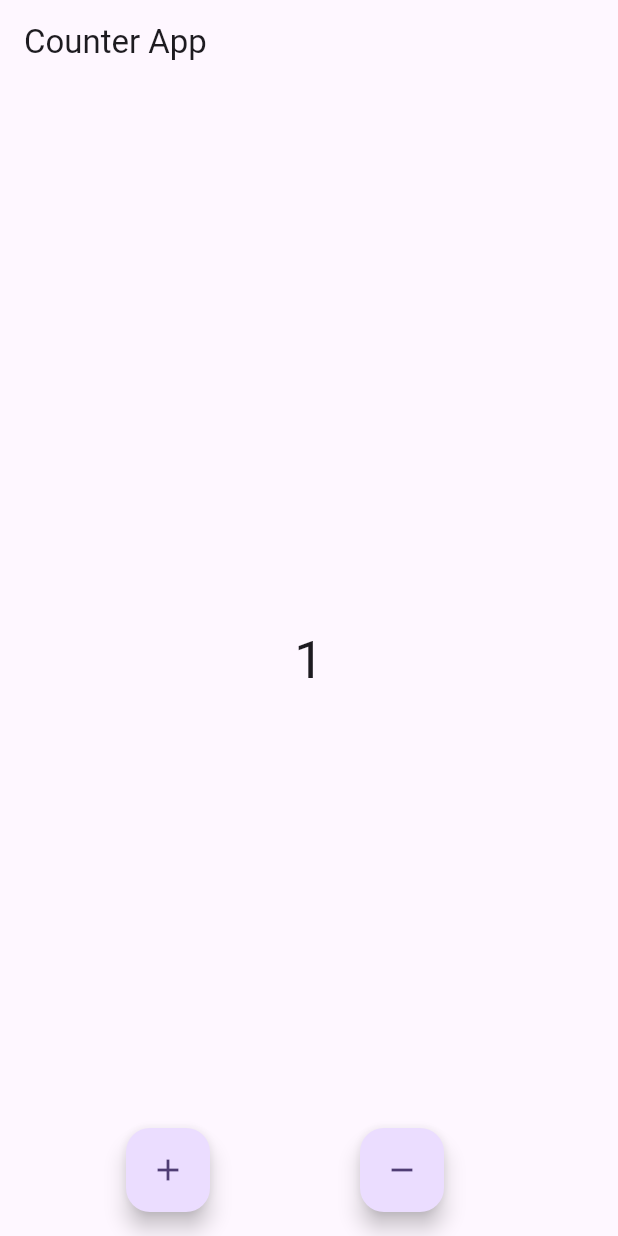
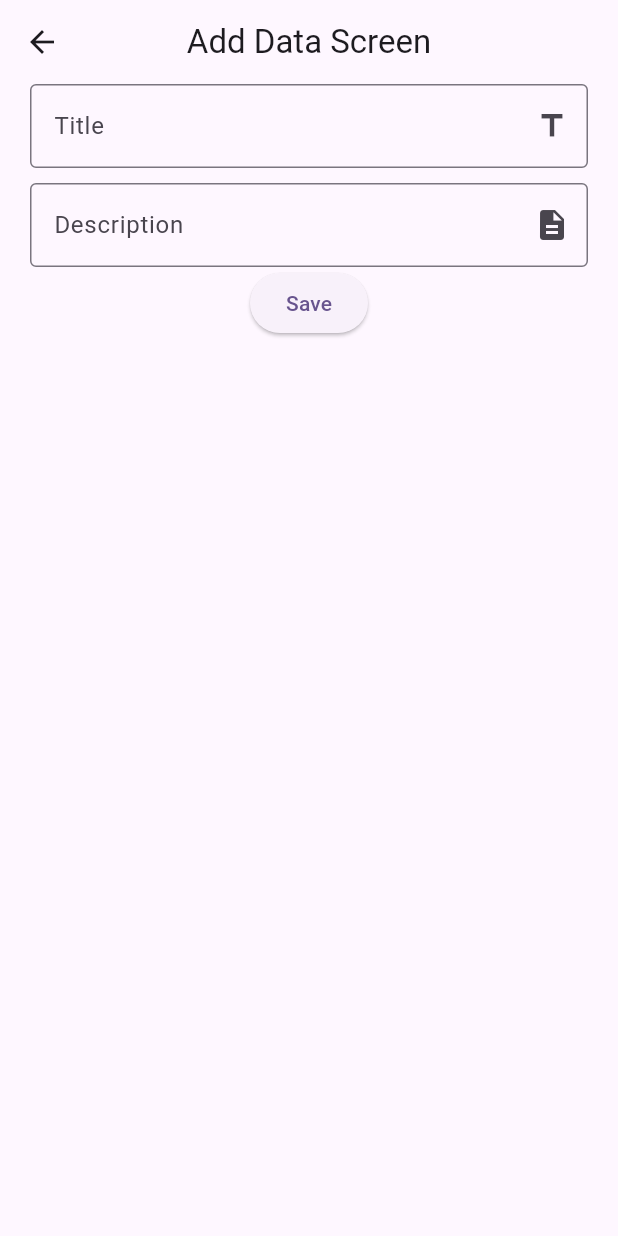
Before and after one commit to gokulIosDev/bloc_Counter_StateManagement, a Flutter app: the screen it shows after launch, after a tap on the "add" icon, on a phone screen of 412 x 824 dp. Run offline on Flutter 3.47's test engine with Material 3 defaults, Android fonts, the light colour scheme and no system bars; our stand-ins replace flutter_bloc, sqflite; accounts and stored records are empty.

Commit message:
blocb counter increment and decrement and dataBase

```diff
--- /dev/null
+++ b/lib/dataBase/dataHelper.dart
@@ -0,0 +1,62 @@
+import 'dart:developer';
+
+import 'package:bloc_sample_project/models/noteModel.dart';
+import 'package:path_provider/path_provider.dart';
+import 'package:sqflite/sqflite.dart';
+
+
+class DbHelper {
+  static final DbHelper db = DbHelper(); // Singleton Class
+  Database? _database;
+  var tableName = "note";
+  var columnId = "note_Id";
+  var columnTitle = "Note_title";
+  var columnDescription = "Note_Description";
+
+  Future<Database> getDb() async {
+    if (_database != null) {
+      return _database!;
+    } else {
+      return await initDb();
+    }
+  }
+
+  Future<Database> initDb() async {
+    var directory =
+    await getApplicationDocumentsDirectory(); // this is help to create the empty path for dataBase creation
+    await directory.create(
+        recursive:
+        true); //this is help to avoid create the new dataBase while we add the new data
+    var path = directory.path + "notesdb.db";
+    return await openDatabase(path, version: 1,onCreate: (db,version){ // version 1 means latest version
+      db.execute("create table $tableName ($columnId integer primary key autoincrement, $columnTitle text, $columnDescription text)");
+    });
+  }
+
+  Future<bool> addNotes(NoteModels newModel) async {
+    var db = await getDb();
+    int rowEffected = await db.insert(tableName, newModel.toMap());
+    log(rowEffected.toString());
+    return rowEffected > 0;
+  }
+
+  Future<List<NoteModels>> fetchNotes()async {
+    var db = await getDb();
+    List<Map<String,dynamic>> notes = await db.query(tableName);
+    List<NoteModels>listNotes = [];
+    for(Map<String,dynamic>noteModel in notes){
+      NoteModels getNotes = NoteModels.fromMap(noteModel);
+      listNotes.add(getNotes);
+    }
+    return listNotes;
+  }
+
+
+// add(String titles,String descri)async {
+//   var db = await getDb();
+//   db.insert(tableName, {
+//     columnTitle : titles,
+//     columnDescription : descri
+//   });
+// }
+}
--- a/lib/main.dart
+++ b/lib/main.dart
@@ -1,5 +1,8 @@
 import 'package:bloc_sample_project/bloc/counterBloc.dart';
 import 'package:bloc_sample_project/counterApp.dart';
+import 'package:bloc_sample_project/dataBase/dataHelper.dart';
+import 'package:bloc_sample_project/repository/screens/blocs/notebloc.dart';
+import 'package:bloc_sample_project/repository/screens/notesApp.dart';
 import 'package:flutter/material.dart';
 import 'package:flutter_bloc/flutter_bloc.dart';
 
@@ -13,16 +16,22 @@ class MyApp extends StatelessWidget {
   // This widget is the root of your application.
   @override
   Widget build(BuildContext context) {
-    return BlocProvider(
-      create: (context)=>CounterBloc(),
+    return MultiBlocProvider(
+      providers: [
+        BlocProvider(create: (_) =>CounterBloc(),
+        ),
+        BlocProvider(create: (_) =>NoteBloc(db_helper: DbHelper.db),
+        )
+      ],
       child: MaterialApp(
+        debugShowCheckedModeBanner: false,
         title: 'Flutter Demo',
         theme: ThemeData(
 
           colorScheme: ColorScheme.fromSeed(seedColor: Colors.deepPurple),
           useMaterial3: true,
         ),
-        home: CounterApp()
+        home: NotesApp()
       ),
     );
   }
--- /dev/null
+++ b/lib/models/noteModel.dart
@@ -0,0 +1,26 @@
+
+
+import 'package:bloc_sample_project/dataBase/dataHelper.dart';
+
+class NoteModels {
+  int? noteid;
+  String title;
+  String desc;
+
+  NoteModels({required this.desc, required this.title, this.noteid});
+
+  factory NoteModels.fromMap(Map<String, dynamic> mapdata) {
+    return NoteModels(
+        desc: mapdata[DbHelper.db.columnDescription],
+        title: mapdata[DbHelper.db.columnTitle],
+        noteid: mapdata[DbHelper.db.columnId]);
+  }
+
+  Map<String, dynamic> toMap() {
+    return {
+      DbHelper.db.columnTitle: title,
+      DbHelper.db.columnDescription: desc,
+      DbHelper.db.columnId: noteid
+    };
+  }
+}
--- /dev/null
+++ b/lib/repository/screens/adddatascreen.dart
@@ -0,0 +1,51 @@
+import 'dart:developer';
+
+import 'package:bloc_sample_project/models/noteModel.dart';
+import 'package:bloc_sample_project/repository/screens/blocs/noteEvents.dart';
+import 'package:bloc_sample_project/repository/screens/blocs/notebloc.dart';
+import 'package:bloc_sample_project/repository/screens/notesApp.dart';
+import 'package:bloc_sample_project/widgets/uihelper.dart';
+import 'package:flutter/material.dart';
+import 'package:flutter_bloc/flutter_bloc.dart';
+
+class AddDataScreen extends StatelessWidget {
+  TextEditingController titleController = TextEditingController();
+  TextEditingController descriptionController = TextEditingController();
+
+  @override
+  Widget build(BuildContext context) {
+    return Scaffold(
+      appBar: AppBar(
+        title: const Text("Add Data Screen"),
+        centerTitle: true,
+      ),
+      body: Column(
+        children: [
+          UiHelper.customTextField(
+              titleController, "Enter Title", "Title", Icons.title),
+          const SizedBox(
+            height: 10,
+          ),
+          UiHelper.customTextField(descriptionController, "Enter desc",
+              "Description", Icons.description),
+          ElevatedButton(
+              onPressed: () {
+                addData(titleController.text.toString(),
+                    descriptionController.text.toString(), context);
+                Navigator.pop(context);
+              },
+              child: const Text("Save"))
+        ],
+      ),
+    );
+  }
+
+  addData(String title, String desc, BuildContext context) {
+    if (title == "" || desc == "") {
+      log("Enter Required Field");
+    } else {
+      BlocProvider.of<NoteBloc>(context)
+          .add(AddNotesEvents(newNote: NoteModels(desc: desc, title: title)));
+    }
+  }
+}
--- /dev/null
+++ b/lib/repository/screens/blocs/noteEvents.dart
@@ -0,0 +1,26 @@
+import 'package:bloc_sample_project/models/noteModel.dart';
+
+abstract class NotesEvents {}
+
+class AddNotesEvents extends NotesEvents {
+  NoteModels newNote;
+
+  AddNotesEvents({required this.newNote});
+}
+
+class FetchNotesEvents extends NotesEvents {}
+
+class UpdateNotesEvents extends NotesEvents {
+  int id;
+  String title;
+  String desc;
+
+  UpdateNotesEvents(
+      {required this.id, required this.title, required this.desc});
+}
+
+class DeleteNotesEvents extends NotesEvents {
+  int id;
+
+  DeleteNotesEvents({required this.id});
+}
--- /dev/null
+++ b/lib/repository/screens/blocs/notebloc.dart
@@ -0,0 +1,16 @@
+import 'package:bloc_sample_project/dataBase/dataHelper.dart';
+import 'package:bloc_sample_project/repository/screens/blocs/noteEvents.dart';
+import 'package:bloc_sample_project/repository/screens/blocs/notesStates.dart';
+import 'package:flutter_bloc/flutter_bloc.dart';
+
+class NoteBloc extends Bloc<NotesEvents,NotesState>{
+  DbHelper db_helper;
+  NoteBloc({required this.db_helper}):super(NotesInitialState()){
+    on<AddNotesEvents>((event,emit)async{
+      emit(NotesLoadingStale());
+      bool check = await db_helper.addNotes(event.newNote);
+      var arrNotes = await db_helper.fetchNotes();
+      emit(NotesLoadedState(noteModel: arrNotes));
+    });
+  }
+}
--- /dev/null
+++ b/lib/repository/screens/blocs/notesStates.dart
@@ -0,0 +1,17 @@
+import 'package:bloc_sample_project/models/noteModel.dart';
+
+abstract class NotesState{}
+
+class NotesInitialState extends NotesState {}
+
+class NotesLoadingStale extends NotesState {}
+
+class NotesLoadedState extends NotesState{
+   List <NoteModels> noteModel;
+  NotesLoadedState({required this.noteModel});
+}
+
+class NotesErrorState extends NotesState{
+  String error;
+  NotesErrorState({required this.error});
+}
--- /dev/null
+++ b/lib/repository/screens/notesApp.dart
@@ -0,0 +1,56 @@
+import 'package:bloc_sample_project/repository/screens/adddatascreen.dart';
+import 'package:bloc_sample_project/repository/screens/blocs/noteEvents.dart';
+import 'package:bloc_sample_project/repository/screens/blocs/notebloc.dart';
+import 'package:bloc_sample_project/repository/screens/blocs/notesStates.dart';
+import 'package:flutter/material.dart';
+import 'package:flutter_bloc/flutter_bloc.dart';
+
+class NotesApp extends StatelessWidget {
+  const NotesApp({super.key});
+
+  @override
+  Widget build(BuildContext context) {
+    return Scaffold(
+      appBar: AppBar(
+        title: const Text("Notes App"),
+        centerTitle: true,
+      ),
+      body: BlocBuilder<NoteBloc, NotesState>(builder: (context, state) {
+        if (state is NotesLoadingStale) {
+          return Center(
+            child: CircularProgressIndicator(),
+          );
+        } else if (state is NotesLoadedState) {
+          return ListView.builder(
+            itemBuilder: (context, index) {
+              return ListTile(
+                leading: Text("${index + 1}"),
+                title: Text(state.noteModel[index].title.toString()),
+                subtitle: Text(state.noteModel[index].desc.toString()),
+                trailing: IconButton(
+                    onPressed: () {},
+                    icon: const Icon(
+                      Icons.delete,
+                      color: Colors.red,
+                    )),
+              );
+            },
+            itemCount: state.noteModel.length,
+          );
+        } else if (state is NotesErrorState) {
+          return Center(child: Text(state.error.toString()));
+        }
+        return Center(
+          child: Text("No Data Added yet!"),
+        );
+      }),
+      floatingActionButton: FloatingActionButton(
+        onPressed: () {
+          Navigator.push(context,
+              MaterialPageRoute(builder: (context) => AddDataScreen()));
+        },
+        child: const Icon(Icons.add),
+      ),
+    );
+  }
+}
--- /dev/null
+++ b/lib/widgets/uihelper.dart
@@ -0,0 +1,20 @@
+import 'package:flutter/material.dart';
+
+class UiHelper {
+  static customTextField(TextEditingController controller,String hint,String labletext,IconData icon,){
+    return Padding(
+      padding: const EdgeInsets.only(left: 20,right: 20),
+      child: TextField(
+        controller: controller,
+        decoration: InputDecoration(
+            hintText: hint,
+            labelText: labletext,
+            suffixIcon: Icon(icon),
+            border: OutlineInputBorder(
+              borderRadius: BorderRadius.circular(4),
+            )
+        ),
+      ),
+    );
+  }
+}
--- a/pubspec.yaml
+++ b/pubspec.yaml
@@ -36,6 +36,8 @@ dependencies:
   # Use with the CupertinoIcons class for iOS style icons.
   cupertino_icons: ^1.0.8
   flutter_bloc: ^8.1.6
+  sqflite: ^2.4.0
+  path_provider: ^2.1.4
 
 dev_dependencies:
   flutter_test:
```
Also changed, not shown: pubspec.lock, 1 other file.
